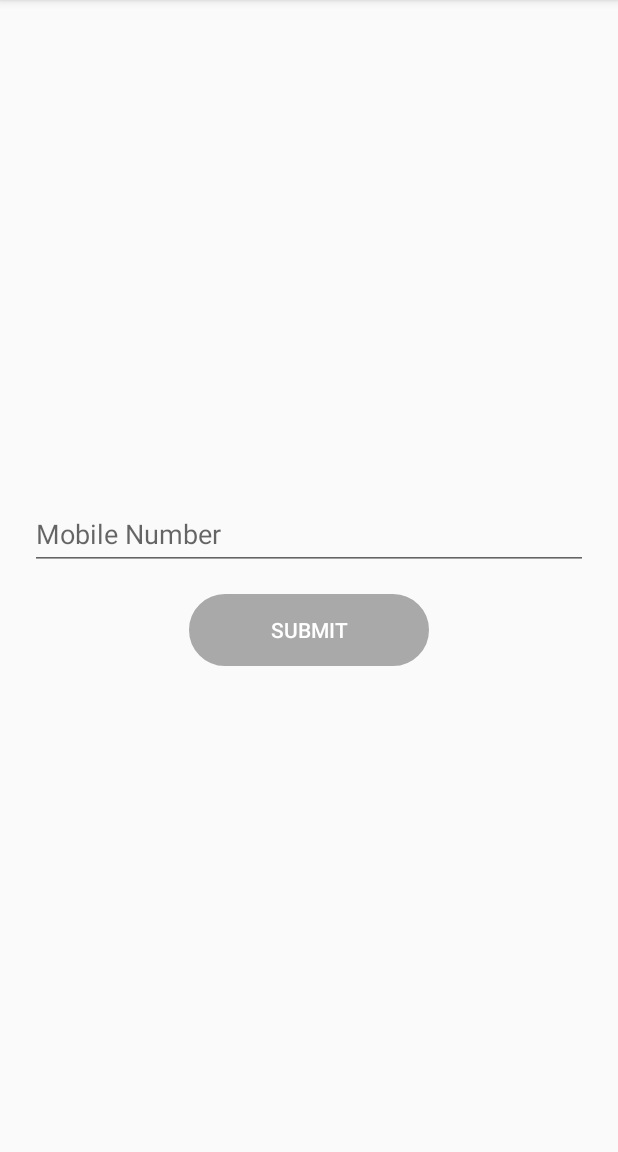
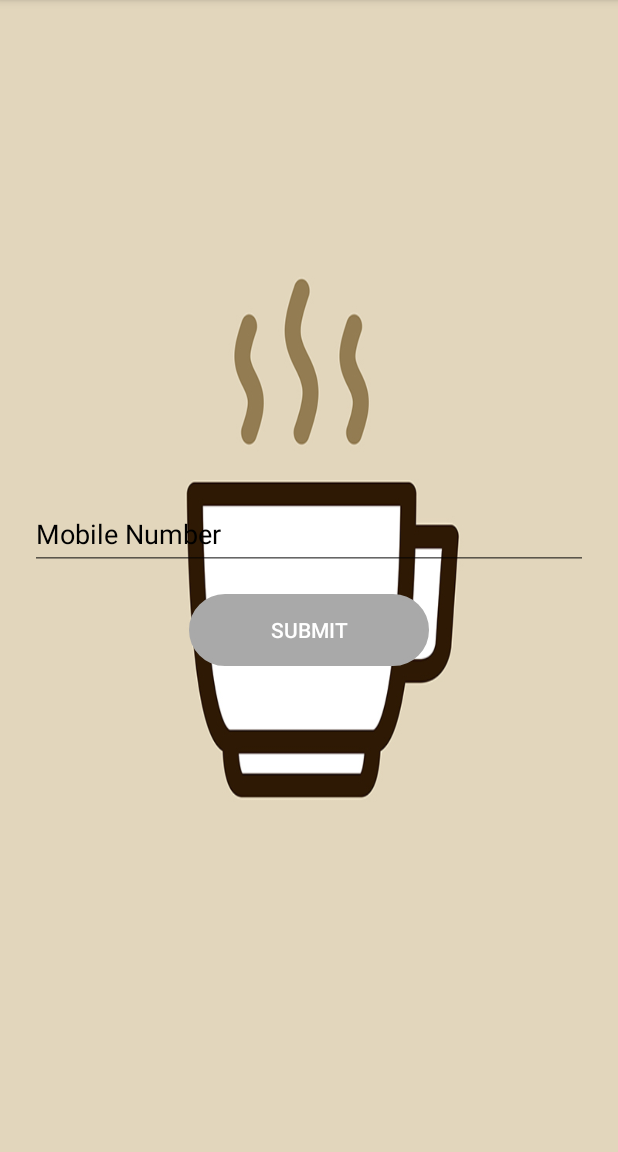
Before and after one commit to xswapan/Sardarbuksh, an Android app: the screen it shows after launch (MainActivity), on a phone screen of 412 x 824 dp, the part 84-1236 px from its top. Run offline under Robolectric (Android 15) with nearby library versions, the phone set to English and light mode, and no system bars.

Commit message:
Swapan | Add background image

```diff
--- a/app/src/main/res/layout/activity_main.xml
+++ b/app/src/main/res/layout/activity_main.xml
@@ -4,6 +4,7 @@
     xmlns:tools="http://schemas.android.com/tools"
     android:layout_width="match_parent"
     android:layout_height="match_parent"
+    android:background="@drawable/coffee_background"
     tools:context="com.sardarbuksh.MainActivity">
 
     <LinearLayout
@@ -18,6 +19,7 @@
             android:layout_width="match_parent"
             android:layout_height="wrap_content"
             android:layout_marginStart="20dp"
+            android:textColorHint="@android:color/black"
             android:layout_marginEnd="20dp"
             android:layout_marginRight="20dp"
             android:hint="@string/mobile_number">
```
Also changed, not shown: app/src/main/res/drawable-v24/coffee_background.jpg (added), app/src/main/res/drawable/coffee_background.jpg (added).
